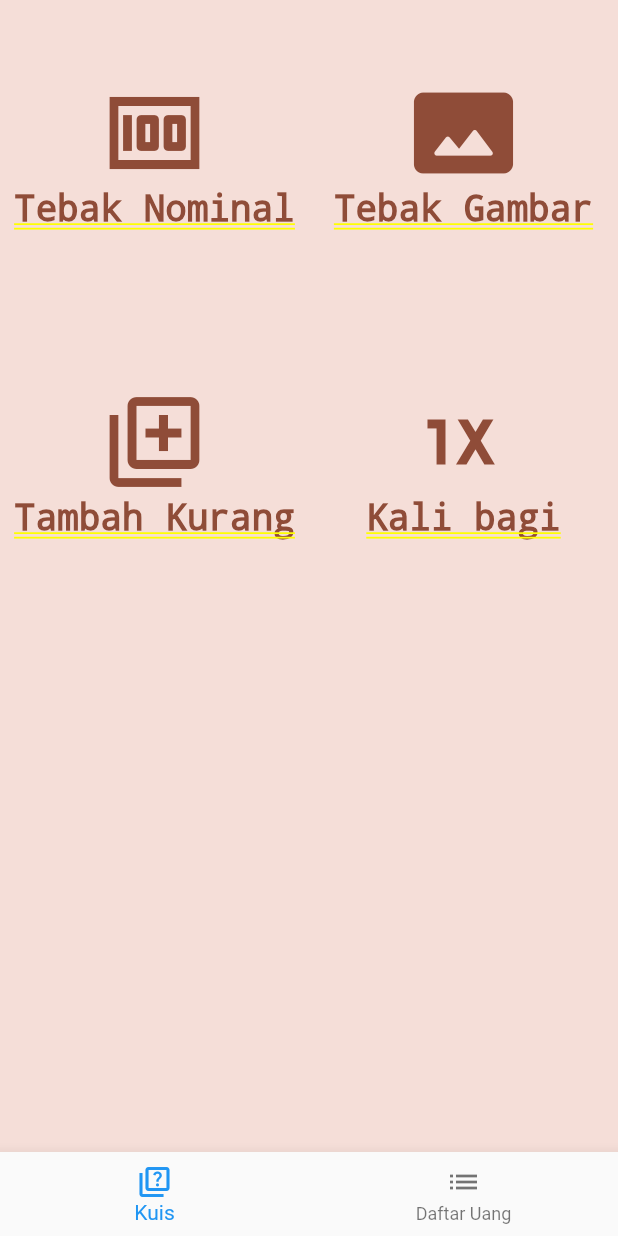
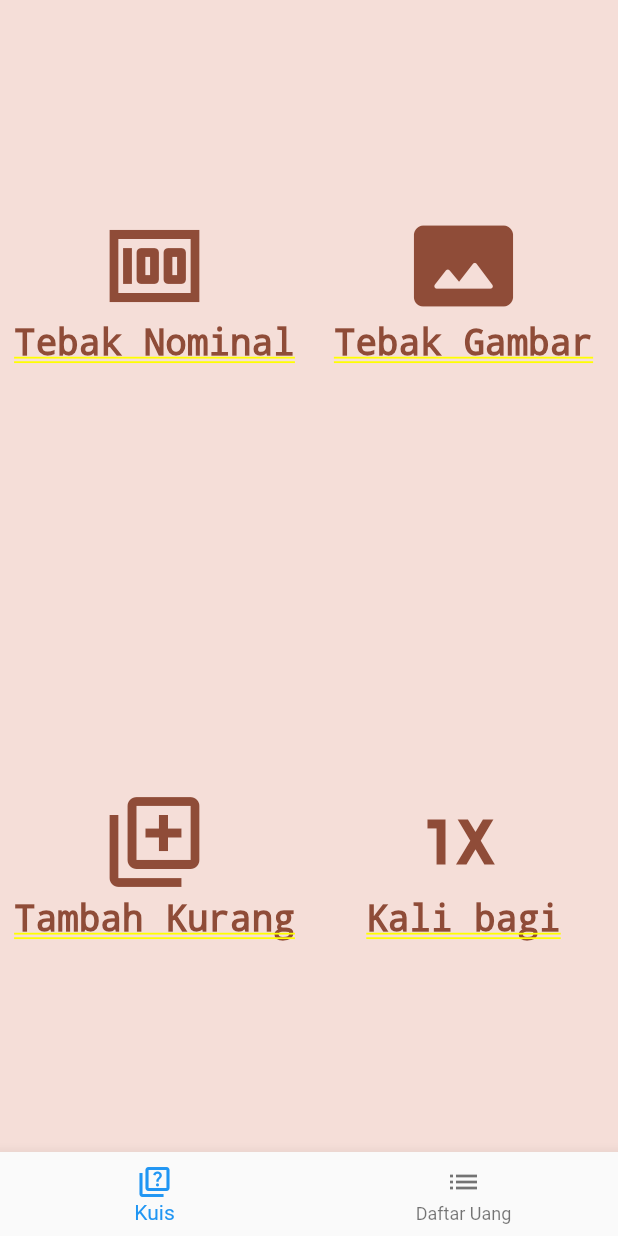
Before and after one commit to AivoxoviA/Game-Rupiah, a Flutter app: the screen it shows after launch, on a phone screen of 412 x 824 dp. Run offline on Flutter 3.47's test engine with Material 2 defaults, Android fonts, the phone set to English and light mode, and no system bars.

Commit message:
update menu layout

```diff
--- a/lib/layar_utama/menu_utama.dart
+++ b/lib/layar_utama/menu_utama.dart
@@ -24,18 +24,42 @@ class MenuUtama extends StatelessWidget {
   @override
   Widget build(BuildContext context) {
     Color color = Theme.of(context).primaryColor;
-    List items = [
-      _buildButtonColumn(color, Icons.money, 'Tebak Nominal'),
-      _buildButtonColumn(color, Icons.photo_size_select_actual_rounded, 'Tebak Gambar'),
-      _buildButtonColumn(color, Icons.my_library_add_outlined, 'Tambah Kurang'),
-      _buildButtonColumn(color, Icons.one_x_mobiledata, 'Kali bagi'),
-    ];
-    Widget w = GridView.count(
-      crossAxisCount: 2,
-      children: List.generate(items.length, (index) {
-        return items[index];
-      }),
+    return Column(
+      mainAxisSize: MainAxisSize.max,
+      children: [
+        Expanded(
+          child: Row(
+            children: [
+              Expanded(
+                child: _buildButtonColumn(
+                  color, Icons.money, 'Tebak Nominal'
+                )
+              ),
+              Expanded(
+                child: _buildButtonColumn(
+                  color, Icons.photo_size_select_actual_rounded, 'Tebak Gambar'
+                )
+              ),
+            ],
+          ),
+        ),
+        Expanded(
+          child: Row(
+            children: [
+              Expanded(
+                child: _buildButtonColumn(
+                  color, Icons.my_library_add_outlined, 'Tambah Kurang'
+                )
+              ),
+              Expanded(
+                child: _buildButtonColumn(
+                  color, Icons.one_x_mobiledata, 'Kali bagi'
+                )
+              ),
+            ],
+          ),
+        ),
+      ],
     );
-    return w;
   }
 }
```
